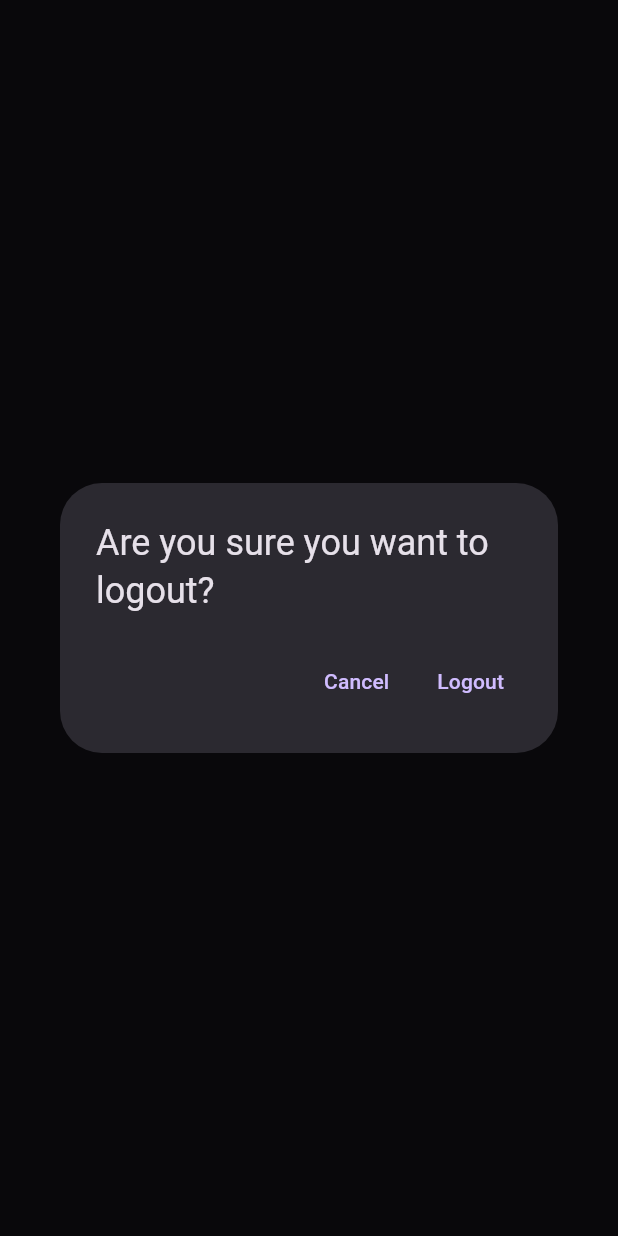
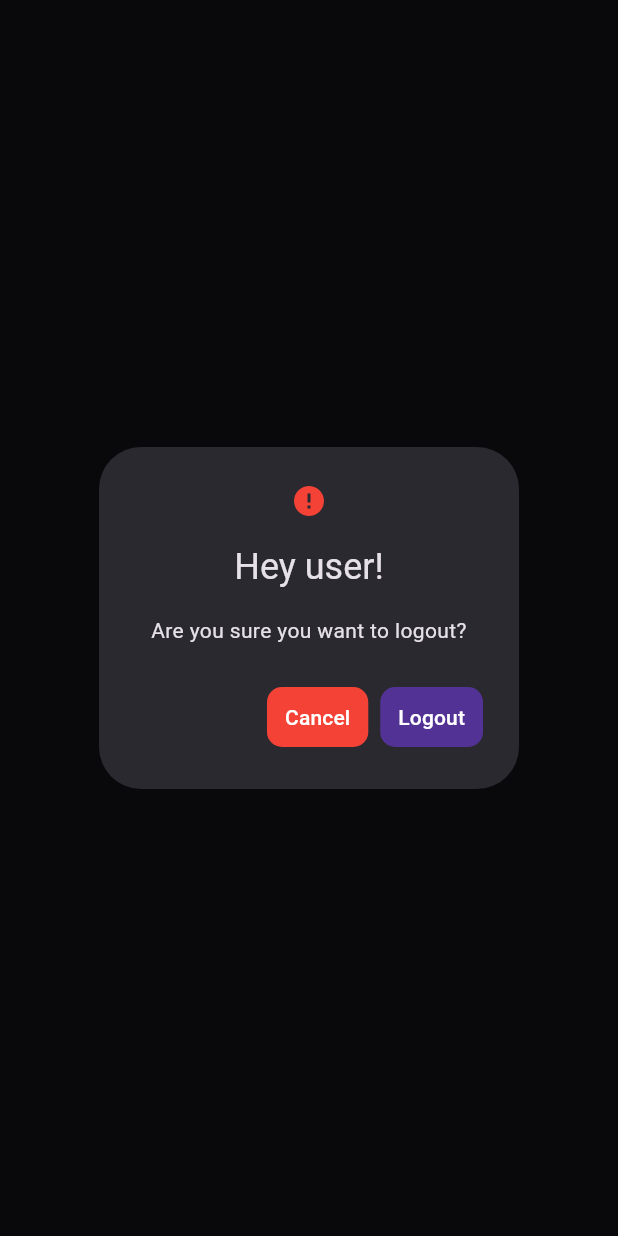
Before and after one commit to jashDevkar/Full-Stack-Chat-App, a Flutter app: what showAlert() shows on an empty page, opened directly, on a phone screen of 412 x 824 dp. Run offline on Flutter 3.47's test engine with Material 3 defaults, Android fonts, the phone set to English and light mode, and no system bars; our stand-ins replace flutter_bloc, hive_flutter, image_cropper, image_picker, loading_animation_widget, page_transition; accounts and stored records are empty; network calls fail.

Commit message:
added functionality of accept friend request

```diff
--- a/frontend/lib/auth/widgets/input_field.dart
+++ b/frontend/lib/auth/widgets/input_field.dart
@@ -20,8 +20,9 @@ class InputField extends StatelessWidget {
   Widget build(BuildContext context) {
     return TextFormField(
       controller: controller,
+
       keyboardType: type,
-      decoration: InputDecoration(hintText: hintText),
+      decoration: InputDecoration(hintText: hintText,),
       validator: validator,
     );
   }
--- a/frontend/lib/chat/pages/home_page.dart
+++ b/frontend/lib/chat/pages/home_page.dart
@@ -29,7 +29,7 @@ class _HomePageState extends State<HomePage> {
     chatService = ChatService(context);
     _userModel = BlocProvider.of<AuthBloc>(context).user;
     fetchData();
-    // print(_userModel.token);
+    print(_userModel.token);
   }
 
   bool loading = true;
@@ -41,6 +41,7 @@ class _HomePageState extends State<HomePage> {
     List fetchedUsers = await chatService.fetchAllUsers(
       userToken: _userModel.token,
     );
+
 
     fetchedUsers =
         fetchedUsers.where((item) => item['status'] != 'Accept').toList();
@@ -108,6 +109,7 @@ class _HomePageState extends State<HomePage> {
           padding: EdgeInsets.zero,
           children: [
             DrawerHeader(
+              margin: EdgeInsets.all(0),
               child: Column(
                 spacing: 20,
                 children: [
@@ -165,7 +167,9 @@ class _HomePageState extends State<HomePage> {
                             return UserList(
                               user: user,
                               onPressCallback: () {
-                                if (user['status'] == 'Pending') {
+                                if (user['status'] == 'Pending' ||
+                                    user['status'] == 'Friends') {
+
                                   return;
                                 }
 
--- a/frontend/lib/chat/pages/notification_page.dart
+++ b/frontend/lib/chat/pages/notification_page.dart
@@ -38,6 +38,7 @@ class _NotificationPageState extends State<NotificationPage> {
     final fetchedResponse = await chatService.fetchAllFriends(
       userToken: _userModel.token,
     );
+
     setState(() {
       friendRequests = fetchedResponse;
       loading = false;
@@ -82,15 +83,11 @@ class _NotificationPageState extends State<NotificationPage> {
                             return UserList(
                               user: user,
                               onPressCallback: () {
-                                // if (user['status'] == 'Pending') {
-                                //   return;
-                                // }
-                                // sendRequest(
-                                //   senderToken: _userModel.token,
-                                //   recieverId: user['_id'],
-                                // );
-
-                                // print(user['_id']);
+                                chatService.acceptFriendRequest(
+                                  senderToken: _userModel.token,
+                                  recieverId: user['_id'],
+                                  context: context,
+                                );
                               },
                             );
                           },
--- a/frontend/lib/core/theme.dart
+++ b/frontend/lib/core/theme.dart
@@ -14,12 +14,12 @@ class DarkTheme {
       ),
       focusedBorder: UnderlineInputBorder(
         borderRadius: BorderRadius.circular(15.0),
-        borderSide: BorderSide(color: Colors.white),
+        borderSide: BorderSide(color: Colors.white,width: 2.0),
       ),
 
       enabledBorder: UnderlineInputBorder(
         borderRadius: BorderRadius.circular(10.0),
-        borderSide: BorderSide(color: Colors.grey.shade700),
+        borderSide: BorderSide(color: Colors.grey.shade700, ),
       ),
 
       focusedErrorBorder: UnderlineInputBorder(
--- a/frontend/lib/core/widgets/show_alert.dart
+++ b/frontend/lib/core/widgets/show_alert.dart
@@ -7,15 +7,38 @@ void showAlert(BuildContext context) {
     context: context,
     builder: (context) {
       return AlertDialog(
-        title: Text('Are you sure you want to logout?'),
+        icon: Icon(Icons.error, color: Colors.red),
+        title: Text('Hey user!'),
+        content: Text(
+          'Are you sure you want to logout?',
+          style: TextStyle(fontSize: 14),
+          textAlign: TextAlign.center,
+        ),
         actions: [
+          ///cancel button
           TextButton(
+            style: TextButton.styleFrom(
+              backgroundColor: Colors.red,
+              foregroundColor: Colors.white,
+              shape: RoundedRectangleBorder(
+                borderRadius: BorderRadius.circular(10.0),
+              ),
+            ),
             onPressed: () {
               Navigator.pop(context);
             },
             child: Text('Cancel'),
           ),
+
+          ///logout button
           TextButton(
+            style: TextButton.styleFrom(
+              backgroundColor: Colors.deepPurple.shade600.withAlpha(200),
+              foregroundColor: Colors.white,
+              shape: RoundedRectangleBorder(
+                borderRadius: BorderRadius.circular(10.0),
+              ),
+            ),
             onPressed: () {
               Navigator.pop(context);
               BlocProvider.of<AuthBloc>(context).add(OnLogoutButtonPressed());
```
Also changed, not shown: frontend/lib/services/chat/chat_service.dart (+29 -1 lines), 3 other files.
